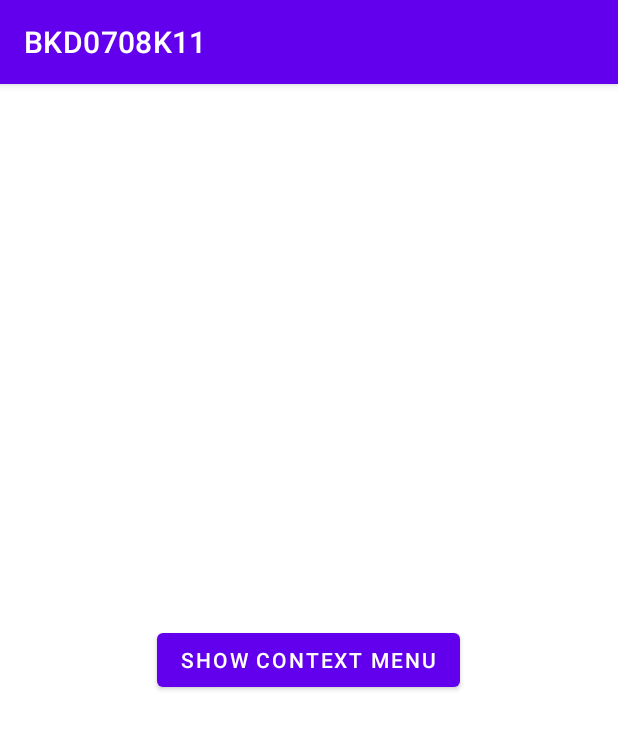
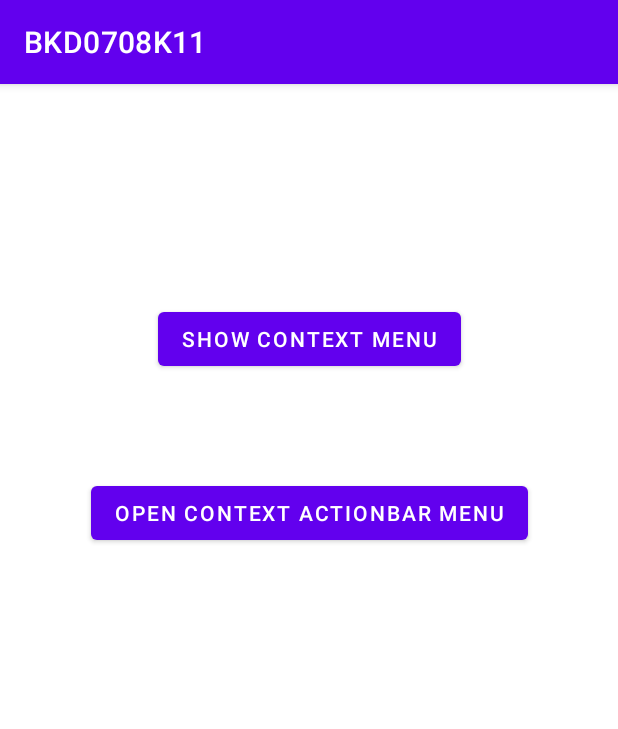
Before and after one commit to lrandom/BKD0708K11-android, an Android app: the screen it shows after launch (Session10), on a phone screen of 412 x 824 dp. Shown: the top 729 px of the screen. Run offline under Robolectric (Android 15) with nearby library versions, the phone set to English and light mode, and no system bars.

Commit message:
context action mode menu

```diff
--- a/app/src/main/res/layout/activity_session10.xml
+++ b/app/src/main/res/layout/activity_session10.xml
@@ -13,7 +13,17 @@
         android:text="Show Context Menu"
         app:layout_constraintBottom_toBottomOf="parent"
         app:layout_constraintEnd_toEndOf="parent"
-        app:layout_constraintHorizontal_bias="0.498"
         app:layout_constraintStart_toStartOf="parent"
-        app:layout_constraintTop_toTopOf="parent" />
+        app:layout_constraintTop_toTopOf="parent"
+        app:layout_constraintVertical_bias="0.203" />
+
+    <Button
+        android:id="@+id/btnOpenContextActionBarMenu"
+        android:layout_width="wrap_content"
+        android:layout_height="wrap_content"
+        android:layout_marginTop="68dp"
+        android:text="Open Context Actionbar Menu"
+        app:layout_constraintEnd_toEndOf="parent"
+        app:layout_constraintStart_toStartOf="parent"
+        app:layout_constraintTop_toBottomOf="@+id/btnShowContextMenu" />
 </androidx.constraintlayout.widget.ConstraintLayout>
--- /dev/null
+++ b/app/src/main/res/menu/context_actionbar_menu.xml
@@ -0,0 +1,7 @@
+<?xml version="1.0" encoding="utf-8"?>
+<menu xmlns:app="http://schemas.android.com/apk/res-auto"
+    xmlns:android="http://schemas.android.com/apk/res/android">
+
+    <item android:title="Share" android:id="@+id/itemShare" />
+    <item android:title="Edit" android:id="@+id/itemEdit" />
+</menu>
```
Also changed, not shown: app/src/main/java/com/example/bkd0708k11/Session10.java (+45 -1 lines).
